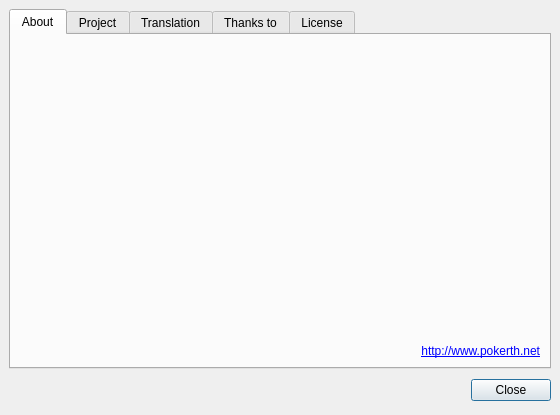
Above: src/gui/qt/aboutpokerth.ui from pokerth/pokerth before the change. Below: the same form after it.
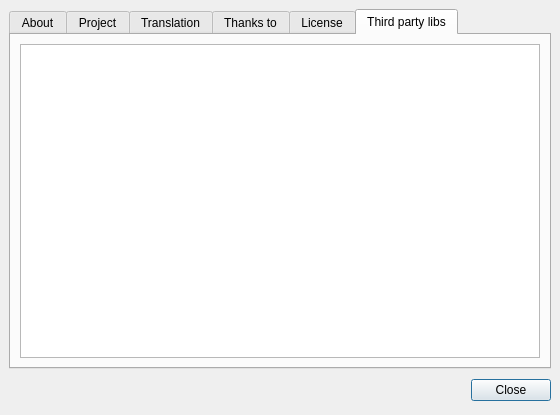
That is the form after the change. The open tabs and pages were chosen to show the change.

Commit message: add third party libs licence infos into about

What changed in the file:
```diff
--- a/src/gui/qt/aboutpokerth.ui
+++ b/src/gui/qt/aboutpokerth.ui
@@ -213,6 +213,16 @@
        </item>
       </layout>
      </widget>
+     <widget class="QWidget" name="tab_6">
+      <attribute name="title">
+       <string>Third party libs</string>
+      </attribute>
+      <layout class="QVBoxLayout" name="verticalLayout">
+       <item>
+        <widget class="QTextBrowser" name="textBrowser_thirdPartyLicenceText"/>
+       </item>
+      </layout>
+     </widget>
     </widget>
    </item>
    <item row="1" column="0">
```
Left out of the diff: 78 changed lines with no effect on the pictures. The commit also changes 4 other files.
